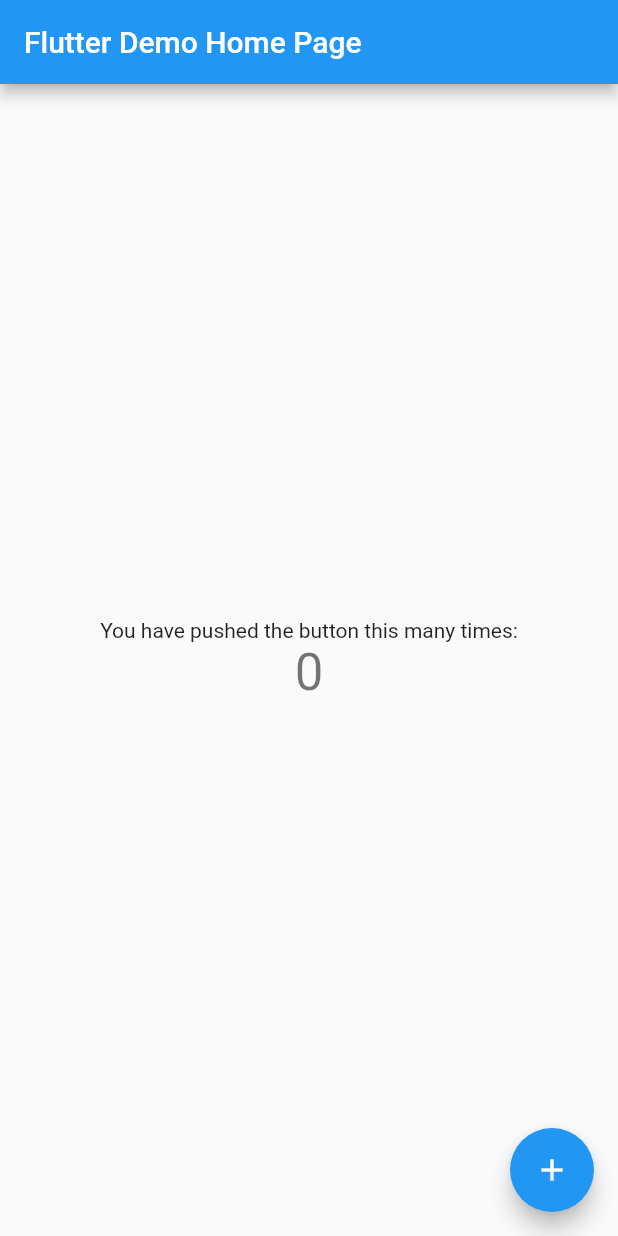
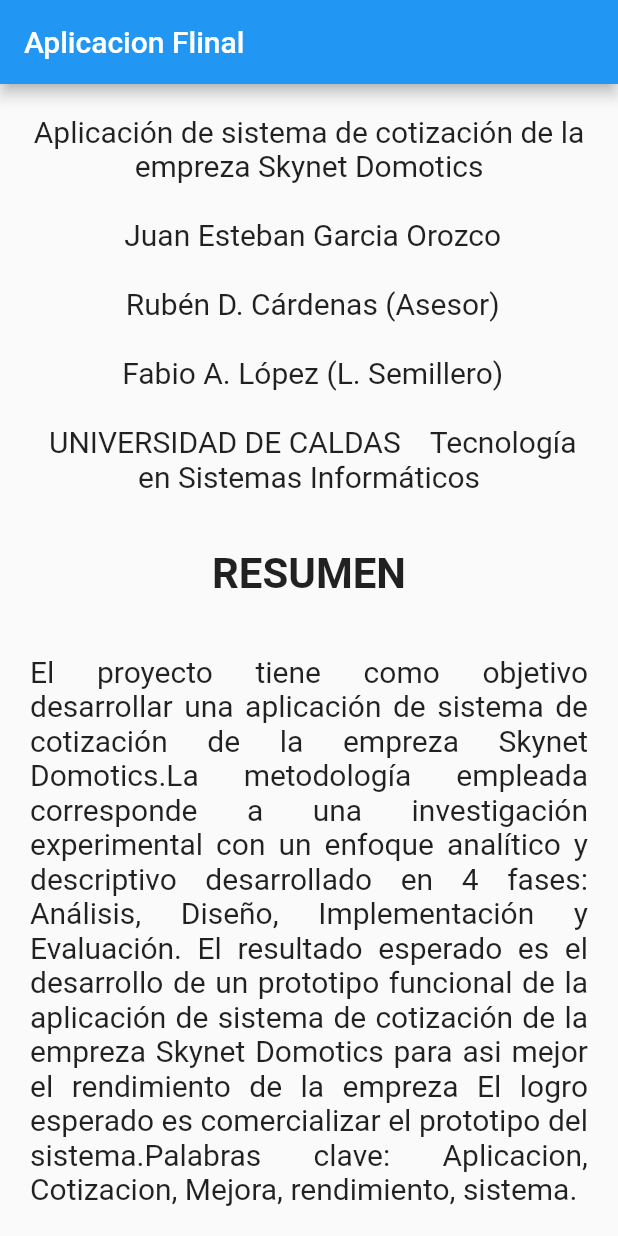
Before and after one commit to juan102010/ProyectoFinal, a Flutter app: the screen it shows after launch, on a phone screen of 412 x 824 dp. Run offline on Flutter 3.47's test engine with Material 2 defaults, Android fonts, the phone set to English and light mode, and no system bars.

Commit message:
inicio de algunos witgets

```diff
--- /dev/null
+++ b/lib/Subtitulo.dart
@@ -0,0 +1,22 @@
+import 'package:flutter/material.dart';
+
+class Subtitulo extends StatelessWidget {
+  String text;
+
+  Subtitulo(String text){
+this.text=text;
+  }
+
+  @override
+  Widget build(BuildContext context){
+    return Container(
+      width:double.infinity,
+      margin:EdgeInsets.all(17),
+      child:Text(
+        text,
+        style:TextStyle(fontSize:28 , fontWeight:FontWeight.bold),
+        textAlign: TextAlign.center,
+      )
+    );
+  }
+}
--- /dev/null
+++ b/lib/contenido.dart
@@ -0,0 +1,23 @@
+import 'package:flutter/material.dart';
+
+class Contenido extends StatelessWidget {
+  String text;
+
+  Contenido(String text){
+this.text=text;
+  }
+
+    @override
+  Widget build(BuildContext context){
+    return Container(
+      width:double.infinity,
+      margin:EdgeInsets.all(20),
+      child:Text(
+        text,
+        style:TextStyle(fontSize:20),
+        textAlign: TextAlign.justify,
+
+      )
+    );
+  }
+}
--- /dev/null
+++ b/lib/head.dart
@@ -0,0 +1,23 @@
+import 'package:flutter/material.dart';
+
+class Head extends StatelessWidget {
+  String text;
+
+  Head(String text){
+this.text=text;
+  }
+
+  @override
+  Widget build(BuildContext context){
+    return Container(
+      width:double.infinity,
+      margin:EdgeInsets.all(20),
+      child:Text(
+        text,
+        style:TextStyle(fontSize:20),
+        textAlign: TextAlign.center,
+
+      )
+    );
+  }
+}
--- a/lib/main.dart
+++ b/lib/main.dart
@@ -1,117 +1,23 @@
+import 'package:AppFinal/head.dart';
 import 'package:flutter/material.dart';
-
-void main() {
-  runApp(MyApp());
+import 'widgetFinal.dart';
+void main(){
+ runApp(MaterialApp(title:'Qiz app',home:AppFinal(),));
 }
 
-class MyApp extends StatelessWidget {
-  // This widget is the root of your application.
-  @override
-  Widget build(BuildContext context) {
-    return MaterialApp(
-      title: 'Flutter Demo',
-      theme: ThemeData(
-        // This is the theme of your application.
-        //
-        // Try running your application with "flutter run". You'll see the
-        // application has a blue toolbar. Then, without quitting the app, try
-        // changing the primarySwatch below to Colors.green and then invoke
-        // "hot reload" (press "r" in the console where you ran "flutter run",
-        // or simply save your changes to "hot reload" in a Flutter IDE).
-        // Notice that the counter didn't reset back to zero; the application
-        // is not restarted.
-        primarySwatch: Colors.blue,
-        // This makes the visual density adapt to the platform that you run
-        // the app on. For desktop platforms, the controls will be smaller and
-        // closer together (more dense) than on mobile platforms.
-        visualDensity: VisualDensity.adaptivePlatformDensity,
-      ),
-      home: MyHomePage(title: 'Flutter Demo Home Page'),
+class AppFinal extends StatelessWidget{
+
+@override
+Widget build(BuildContext context){
+  return Scaffold(
+    appBar:AppBar(
+      title:Text('Aplicacion Flinal'),
+    ),    body:Column(
+
+      children: [
+        WidgetFinal(),
+      ])
     );
-  }
+
 }
-
-class MyHomePage extends StatefulWidget {
-  MyHomePage({Key key, this.title}) : super(key: key);
-
-  // This widget is the home page of your application. It is stateful, meaning
-  // that it has a State object (defined below) that contains fields that affect
-  // how it looks.
-
-  // This class is the configuration for the state. It holds the values (in this
-  // case the title) provided by the parent (in this case the App widget) and
-  // used by the build method of the State. Fields in a Widget subclass are
-  // always marked "final".
-
-  final String title;
-
-  @override
-  _MyHomePageState createState() => _MyHomePageState();
 }
-
-class _MyHomePageState extends State<MyHomePage> {
-  int _counter = 0;
-
-  void _incrementCounter() {
-    setState(() {
-      // This call to setState tells the Flutter framework that something has
-      // changed in this State, which causes it to rerun the build method below
-      // so that the display can reflect the updated values. If we changed
-      // _counter without calling setState(), then the build method would not be
-      // called again, and so nothing would appear to happen.
-      _counter++;
-    });
-  }
-
-  @override
-  Widget build(BuildContext context) {
-    // This method is rerun every time setState is called, for instance as done
-    // by the _incrementCounter method above.
-    //
-    // The Flutter framework has been optimized to make rerunning build methods
-    // fast, so that you can just rebuild anything that needs updating rather
-    // than having to individually change instances of widgets.
-    return Scaffold(
-      appBar: AppBar(
-        // Here we take the value from the MyHomePage object that was created by
-        // the App.build method, and use it to set our appbar title.
-        title: Text(widget.title),
-      ),
-      body: Center(
-        // Center is a layout widget. It takes a single child and positions it
-        // in the middle of the parent.
-        child: Column(
-          // Column is also a layout widget. It takes a list of children and
-          // arranges them vertically. By default, it sizes itself to fit its
-          // children horizontally, and tries to be as tall as its parent.
-          //
-          // Invoke "debug painting" (press "p" in the console, choose the
-          // "Toggle Debug Paint" action from the Flutter Inspector in Android
-          // Studio, or the "Toggle Debug Paint" command in Visual Studio Code)
-          // to see the wireframe for each widget.
-          //
-          // Column has various properties to control how it sizes itself and
-          // how it positions its children. Here we use mainAxisAlignment to
-          // center the children vertically; the main axis here is the vertical
-          // axis because Columns are vertical (the cross axis would be
-          // horizontal).
-          mainAxisAlignment: MainAxisAlignment.center,
-          children: <Widget>[
-            Text(
-              'You have pushed the button this many times:',
-            ),
-            Text(
-              '$_counter',
-              style: Theme.of(context).textTheme.headline4,
-            ),
-          ],
-        ),
-      ),
-      floatingActionButton: FloatingActionButton(
-        onPressed: _incrementCounter,
-        tooltip: 'Increment',
-        child: Icon(Icons.add),
-      ), // This trailing comma makes auto-formatting nicer for build methods.
-    );
-  }
-}
--- /dev/null
+++ b/lib/widgetFinal.dart
@@ -0,0 +1,29 @@
+import 'package:flutter/material.dart';
+import 'head.dart';
+import 'Subtitulo.dart';
+import 'contenido.dart';
+
+
+class WidgetFinal extends StatelessWidget {
+  String text;
+
+  @override
+  Widget build(BuildContext context) {
+    return Container(
+        child: Column(children: [
+      Head("Aplicación de sistema de cotización de la empreza Skynet Domotics \n\n Juan Esteban Garcia Orozco \n\n Rubén D. Cárdenas (Asesor) \n\n Fabio A. López (L. Semillero) \n\n UNIVERSIDAD DE CALDAS    Tecnología en Sistemas Informáticos"),
+      Subtitulo("RESUMEN"),
+      Contenido("El proyecto tiene como objetivo desarrollar una aplicación de sistema de cotización de la empreza Skynet Domotics.La metodología empleada corresponde a una investigación experimental con un enfoque analítico y descriptivo desarrollado en 4 fases: Análisis, Diseño, Implementación y Evaluación. El resultado esperado es el desarrollo de un prototipo funcional de la aplicación de sistema de cotización de la empreza Skynet Domotics para asi mejor el rendimiento de la empreza     El logro esperado es comercializar el prototipo del sistema.Palabras clave: Aplicacion, Cotizacion, Mejora, rendimiento, sistema."),
+      Subtitulo("PLANTEAMIENTO DEL PROBLEMA"),
+      Contenido("¿Cómo desarrollar una aplicación de sistema de cotización de la empreza Skynet Domotics"),
+      Subtitulo("OBJETIVO  GENERAL"),
+      Contenido("Desarrollar una aplicación de sistema de cotización de la empreza Skynet Domotics "),
+      Subtitulo("OBJETIVO ESPECÍFICOS"),
+      Contenido("Analizar las diferentes falencias actuales en la logística general en la creacion de una cotizacion formal para un cliente Diseñar un prototipo que pueda dolucionar y facilitar la creacion de una cotizacion de nuestros productos Implementar un sistema generado con JavaScript y php, junto con los metodos que la administradora de la empresa genre en una cotizacion Evaluar la implimentacion del sistema y ver que si genre una diferencia en tiempo y facilidad en la genracion de una cotizacion"),
+
+
+
+
+    ]));
+  }
+}
```
Also changed, not shown: 1 other file.
